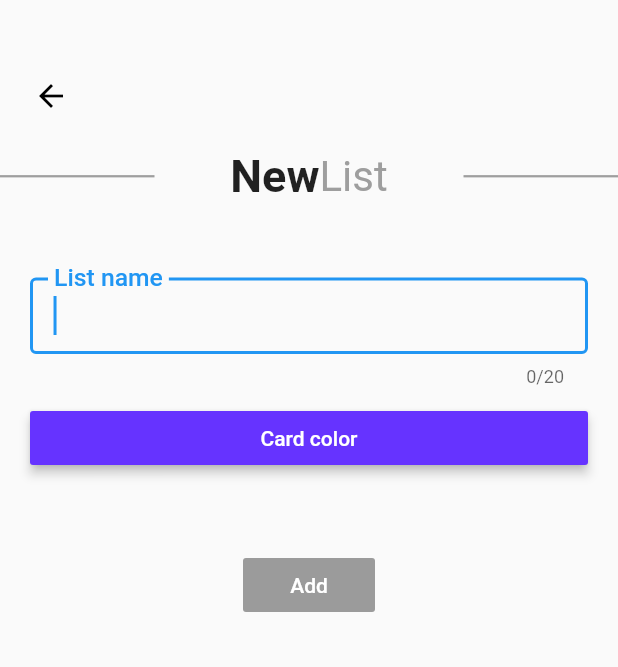
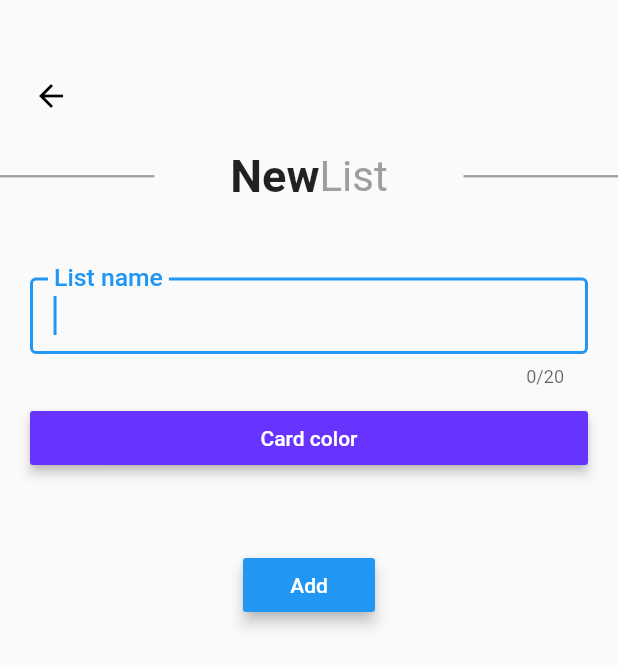
Before and after one commit to sixcubo/todo, a Flutter app: the NewListPage screen opened directly, on a phone screen of 412 x 824 dp. Shown: the top 667 px of the screen. Run offline on Flutter 3.47's test engine with Material 2 defaults, Android fonts, the phone set to English and light mode, and no system bars; our stand-ins replace flutter_colorpicker, font_awesome_flutter, modal_progress_hud, sqflite; accounts and stored records are empty.

```diff
--- a/lib/main.dart
+++ b/lib/main.dart
@@ -4,6 +4,8 @@ import 'package:font_awesome_flutter/font_awesome_flutter.dart';
 
 import 'package:todo/ui/page_done.dart';
 import 'package:todo/ui/page_task.dart';
+
+///主界面, 包括底部导航栏和当前页面, 共有三个页面可以切换, 页面位于[_children].
 
 class HomePage extends StatefulWidget {
   HomePage({Key key}) : super(key: key);
--- /dev/null
+++ b/lib/model/task.dart
@@ -0,0 +1,19 @@
+class Task {
+  final int taskID;
+  final String taskName;
+  final bool state;
+  final DateTime dateTime;
+  final int listID;
+
+  Task(
+    this.taskName,
+    this.state,
+    this.listID, [
+    this.dateTime,
+    this.taskID,
+  ]);
+
+  String toString() {
+    return "Task: $taskID, $taskName, $state, $dateTime $listID";
+  }
+}
--- a/lib/model/task_elem.dart
+++ /dev/null
@@ -1,7 +0,0 @@
-class TaskElem {
-  final String name;
-  final bool state;
-  final DateTime dateTime;
-
-  TaskElem(this.name, this.state, this.dateTime);
-}
--- a/lib/model/task_list.dart
+++ b/lib/model/task_list.dart
@@ -1,8 +1,21 @@
+import 'package:flutter/cupertino.dart';
+
 class TaskList {
+  final int listID;
   final String listName;
-  final String color;
-  int count;
-  int doneCount;
+  final Color color;
+  final int count;
+  final int doneCount;
 
-  TaskList(this.listName, this.color, this.count, this.doneCount);
+  TaskList(
+    this.listName,
+    this.color, [
+    this.count = 0,
+    this.doneCount = 0,
+    this.listID,
+  ]);
+
+  String toString() {
+    return "TaskList: $listName, $color, $count, $doneCount";
+  }
 }
--- a/lib/ui/page_newlist.dart
+++ b/lib/ui/page_newlist.dart
@@ -4,6 +4,7 @@ import 'package:modal_progress_hud/modal_progress_hud.dart';
 
 import 'package:todo/database/db_manager.dart';
 import 'package:flutter_colorpicker/flutter_colorpicker.dart';
+import 'package:todo/model/task_list.dart';
 
 class NewListPage extends StatefulWidget {
   NewListPage({Key key}) : super(key: key);
@@ -16,7 +17,7 @@ class _NewListPageState extends State<NewListPage> {
   TextEditingController listNameController = new TextEditingController();
   final GlobalKey<ScaffoldState> _scaffoldKey = new GlobalKey<ScaffoldState>();
 
-  DBManager dbManager = new DBManager();
+  // DBManager dbManager = new DBManager();
 
   bool _saving = false;
 
@@ -49,6 +50,7 @@ class _NewListPageState extends State<NewListPage> {
     //     });
   }
 
+  // TODO: 未用
   void showInSnackBar(String value) {
     _scaffoldKey.currentState?.removeCurrentSnackBar();
 
@@ -60,19 +62,36 @@ class _NewListPageState extends State<NewListPage> {
   }
 
   Container _getToolbar(BuildContext context) {
-    return new Container(
-      margin: new EdgeInsets.only(left: 10.0, top: 40.0),
-      child: new BackButton(color: Colors.black),
+    return Container(
+      margin: EdgeInsets.only(left: 10.0, top: 40.0),
+      child: BackButton(color: Colors.black),
     );
   }
 
-  @override
-  Widget build(BuildContext context) {
-    return Scaffold(
-      key: _scaffoldKey,
-      body: ModalProgressHUD(
-        inAsyncCall: _saving,
-        child: Stack(
+  _submit() {
+    setState(() {
+      _saving = true;
+    });
+
+    // TODO: 加异步操作
+    Future.delayed(Duration(seconds: 2), () {
+      TaskList list =
+          new TaskList(listNameController.text.toString().trim(), currentColor);
+      DBManager.getInstance().then((value) => value.addTaskList(list));
+      //DBManager.get.addTaskList(list);
+
+      setState(() {
+        _saving = false;
+      });
+    });
+
+    // setState(() {
+    //   _saving = false;
+    // });
+  }
+
+  Widget _buildWidget() {
+    return Stack(
       children: [
         _getToolbar(context),
         Container(
@@ -100,13 +119,12 @@ class _NewListPageState extends State<NewListPage> {
                           Text(
                             'New',
                             style: TextStyle(
-                                    fontSize: 30.0,
-                                    fontWeight: FontWeight.bold),
+                                fontSize: 30.0, fontWeight: FontWeight.bold),
                           ),
                           Text(
                             'List',
-                                style: TextStyle(
-                                    fontSize: 28.0, color: Colors.grey),
+                            style:
+                                TextStyle(fontSize: 28.0, color: Colors.grey),
                           )
                         ],
                       ),
@@ -121,6 +139,7 @@ class _NewListPageState extends State<NewListPage> {
                   ],
                 ),
               ),
+
               Padding(
                 padding: EdgeInsets.only(
                   top: 50.0,
@@ -132,14 +151,10 @@ class _NewListPageState extends State<NewListPage> {
                     TextFormField(
                       decoration: InputDecoration(
                           border: new OutlineInputBorder(
-                                  borderSide:
-                                      new BorderSide(color: Colors.teal)),
+                              borderSide: new BorderSide(color: Colors.teal)),
                           labelText: "List name",
                           contentPadding: EdgeInsets.only(
-                                  left: 16.0,
-                                  top: 20.0,
-                                  right: 16.0,
-                                  bottom: 5.0)),
+                              left: 16.0, top: 20.0, right: 16.0, bottom: 5.0)),
                       controller: listNameController,
                       autofocus: true,
                       style: TextStyle(
@@ -196,6 +211,7 @@ class _NewListPageState extends State<NewListPage> {
                   ],
                 ),
               ),
+              // 按钮
               Padding(
                 padding: EdgeInsets.only(top: 50.0),
                 child: Column(
@@ -209,7 +225,7 @@ class _NewListPageState extends State<NewListPage> {
                       elevation: 4.0,
                       splashColor: Colors.deepPurple,
                       // TODO: finish this
-                          //onPressed: dbManager.addToList(listName, elem),
+                      onPressed: _submit,
                     ),
                   ],
                 ),
@@ -218,7 +234,16 @@ class _NewListPageState extends State<NewListPage> {
           ),
         )
       ],
-        ),
+    );
+  }
+
+  @override
+  Widget build(BuildContext context) {
+    return Scaffold(
+      key: _scaffoldKey,
+      body: ModalProgressHUD(
+        inAsyncCall: _saving,
+        child: _buildWidget(),
       ),
     );
   }
```
Also changed, not shown: lib/database/db_manager.dart (+43 -13 lines), lib/ui/page_task.dart (+145 -90 lines). Lines whose indentation alone changed are shown as unchanged.
